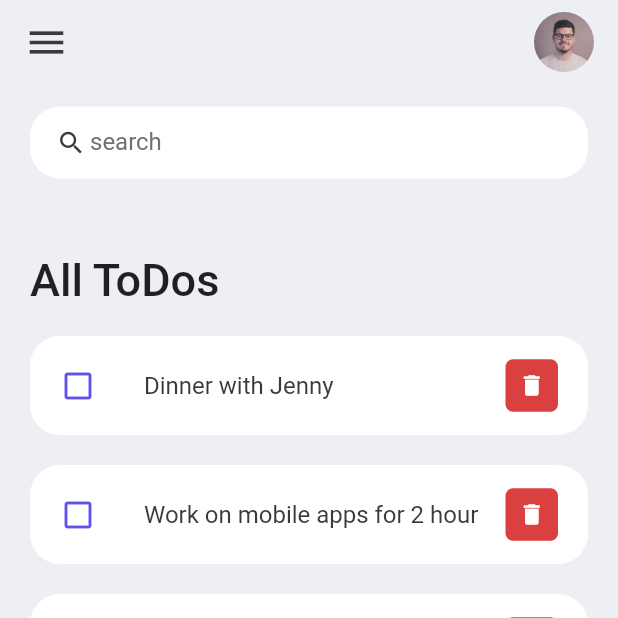
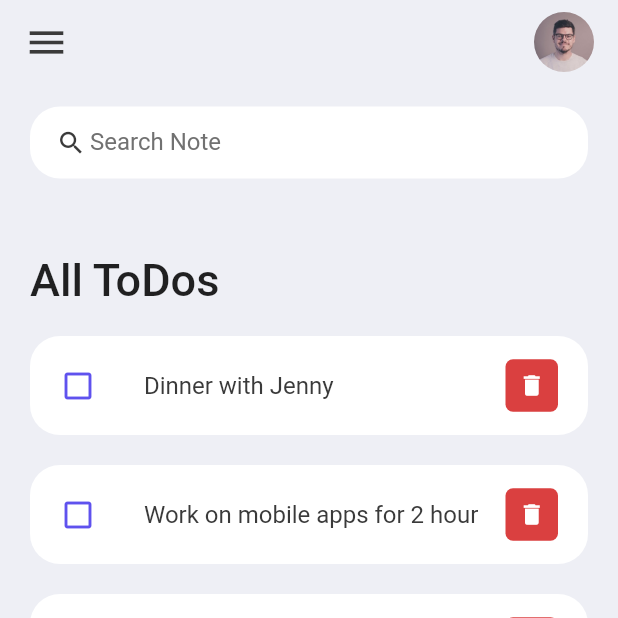
Before and after one commit to addtonXX/todo_app, a Flutter app: the screen it shows after launch, on a phone screen of 412 x 824 dp, the top half of it. Run offline on Flutter 3.47's test engine with Material 2 defaults, Android fonts, the phone set to English and light mode, and no system bars.

Commit message:
delete photo ,change hint text

```diff
--- a/lib/screens/home.dart
+++ b/lib/screens/home.dart
@@ -175,7 +175,7 @@ class _HomeState extends State<Home> {
             minWidth: 25,
           ),
           border: InputBorder.none,
-          hintText: 'search',
+          hintText: 'Search Note ',
           hintStyle: TextStyle(color: tdGrey),
         ),
       ),
```
Also changed, not shown: assets/images/acvatar.png (deleted).
